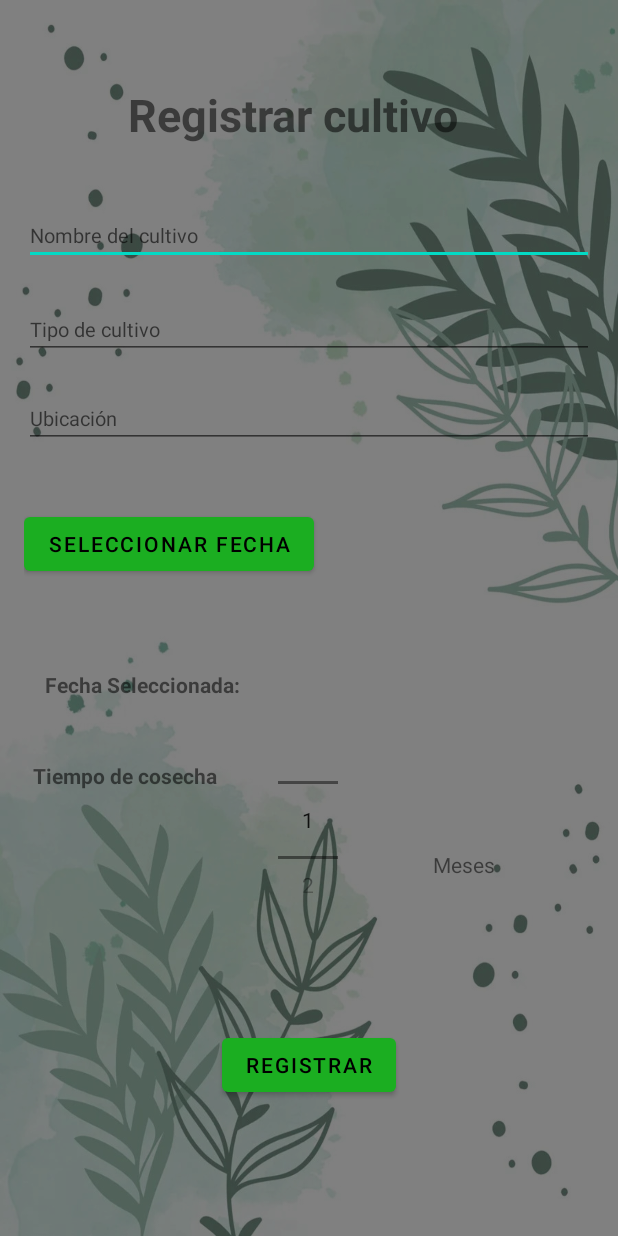
After one commit to karen744/NavigationDrawer_AgroInt, an Android app: the fragment CropsFragment shown on its own in the app's theme, on a phone screen of 412 x 824 dp. The commit adds this screen. Run offline under Robolectric (Android 15) with nearby library versions, the phone set to English and light mode, and no system bars; our stand-ins replace Firebase (no records; nobody signed in at launch, a user with empty details on screens opened directly).

Commit message:
estilo y crops

```diff
--- /dev/null
+++ b/app/src/main/java/co/ude/udenar/agroint/ui/crops/CropsFragment.kt
@@ -0,0 +1,131 @@
+package co.ude.udenar.agroint.ui.crops
+
+import android.app.DatePickerDialog
+import android.os.Bundle
+import android.view.LayoutInflater
+import android.view.View
+import android.view.ViewGroup
+import androidx.fragment.app.Fragment
+import co.ude.udenar.agroint.databinding.FragmentCropsBinding
+import com.google.firebase.auth.FirebaseAuth
+import com.google.firebase.firestore.FirebaseFirestore
+import java.util.Calendar
+import android.widget.Toast
+import android.util.Log
+
+class CropsFragment : Fragment() {
+
+    private lateinit var binding: FragmentCropsBinding
+    private var selectedDate: Calendar = Calendar.getInstance()
+    private lateinit var mAuth: FirebaseAuth
+    private lateinit var db: FirebaseFirestore
+
+    override fun onCreateView(
+        inflater: LayoutInflater, container: ViewGroup?,
+        savedInstanceState: Bundle?
+    ): View? {
+        binding = FragmentCropsBinding.inflate(inflater, container, false)
+
+        mAuth = FirebaseAuth.getInstance()
+        db = FirebaseFirestore.getInstance()
+
+        binding.numberPickerHarvestTime.minValue = 1
+        binding.numberPickerHarvestTime.maxValue = 15
+        binding.numberPickerHarvestTime.wrapSelectorWheel = false
+        return binding.root
+    }
+
+    override fun onViewCreated(view: View, savedInstanceState: Bundle?) {
+        super.onViewCreated(view, savedInstanceState)
+
+        // Configurar el OnClickListener para el botón de selección de fecha
+        binding.btnSelectDate.setOnClickListener {
+            showDatePicker()
+        }
+
+        // Configurar el OnClickListener para el botón de registro de cultivos
+        binding.btnRegisterCrops.setOnClickListener {
+            registerCrops()
+        }
+        // Otro código para el registro de cultivos
+    }
+
+    private fun showDatePicker() {
+        val datePickerDialog = DatePickerDialog(
+            requireContext(),
+            DatePickerDialog.OnDateSetListener { _, year, month, dayOfMonth ->
+                // Actualizar la fecha seleccionada
+                selectedDate.set(Calendar.YEAR, year)
+                selectedDate.set(Calendar.MONTH, month)
+                selectedDate.set(Calendar.DAY_OF_MONTH, dayOfMonth)
+
+                // Actualizar el TextView con la fecha seleccionada
+                updateDateTextView()
+            },
+            selectedDate.get(Calendar.YEAR),
+            selectedDate.get(Calendar.MONTH),
+            selectedDate.get(Calendar.DAY_OF_MONTH)
+        )
+
+        // Muestra el DatePickerDialog
+        datePickerDialog.show()
+    }
+
+    private fun updateDateTextView() {
+        // Formatear la fecha y mostrarla en el TextView
+        val formattedDate =
+            android.text.format.DateFormat.format("dd/MM/yyyy", selectedDate)
+        binding.tvSelectedDate.text = formattedDate
+    }
+
+    private fun registerCrops() {
+        // Datos del cultivo
+        val nombreCultivo = binding.textFieldNombreCultivo.text.toString()
+        val tipoCultivo = binding.textFieldTipoCultivo.text.toString()
+        val ubicacion = binding.textFieldUbicacion.text.toString()
+
+        // Formatear la fecha seleccionada
+        val formattedDate = android.text.format.DateFormat.format("dd/MM/yyyy", selectedDate)
+
+        // UID del usuario actual
+        val userId = mAuth.currentUser?.uid
+
+        // Obtén una referencia a la colección de cultivos
+        val cultivosCollection = db.collection("cultivos")
+
+        // Guardar el cultivo en Firestore
+        val cultivoData = hashMapOf(
+            "userId" to userId,
+            "nombreCultivo" to nombreCultivo,
+            "tipoCultivo" to tipoCultivo,
+            "ubicacion" to ubicacion,
+            "fechaSiembra" to formattedDate.toString() // Agregar la fecha al mapa
+        )
+
+        // Obtener el tiempo de cosecha seleccionado
+        val harvestTime = binding.numberPickerHarvestTime.value
+
+        // Agregar el tiempo de cosecha al mapa
+        cultivoData["tiempoCosecha"] = harvestTime.toString()
+
+        // Agregar un nuevo documento a la colección de cultivos
+        cultivosCollection.add(cultivoData)
+            .addOnSuccessListener {
+                Toast.makeText(
+                    requireContext(),
+                    "Cultivo registrado con éxito",
+                    Toast.LENGTH_LONG
+                ).show()
+                Log.d("CropsFragment", "Cultivo registrado con éxito")
+                // Puedes realizar alguna acción adicional después de registrar el cultivo
+            }
+            .addOnFailureListener {
+                Toast.makeText(
+                    requireContext(),
+                    "Error al registrar el cultivo",
+                    Toast.LENGTH_LONG
+                ).show()
+                Log.d("FIRESTORE", "Error: ${it.message}")
+            }
+    }
+}
--- a/app/src/main/res/layout/activity_login.xml
+++ b/app/src/main/res/layout/activity_login.xml
@@ -29,7 +29,7 @@
         android:layout_width="250dp"
         android:layout_height="59dp"
         app:boxBackgroundMode="outline"
-        app:boxStrokeColor="@color/white"
+        app:boxStrokeColor="@color/colorselector"
         app:endIconMode="clear_text"
         app:layout_constraintBottom_toBottomOf="@+id/imageBack"
         app:layout_constraintEnd_toEndOf="@+id/imageBack"
@@ -51,7 +51,7 @@
         android:layout_width="250dp"
         android:layout_height="59dp"
         app:boxBackgroundMode="outline"
-        app:boxStrokeColor="@color/white"
+        app:boxStrokeColor="@color/colorselector"
         app:endIconCheckable="false"
         app:endIconMode="password_toggle"
         app:layout_constraintBottom_toBottomOf="@+id/imageBack"
--- /dev/null
+++ b/app/src/main/res/layout/fragment_crops.xml
@@ -0,0 +1,143 @@
+<?xml version="1.0" encoding="utf-8"?>
+<androidx.constraintlayout.widget.ConstraintLayout
+    xmlns:android="http://schemas.android.com/apk/res/android"
+    xmlns:app="http://schemas.android.com/apk/res-auto"
+    xmlns:tools="http://schemas.android.com/tools"
+    android:layout_width="match_parent"
+    android:layout_height="match_parent"
+    android:background="@drawable/image"
+    android:padding="16dp">
+
+    <TextView
+        android:id="@+id/tvTitle"
+        android:layout_width="wrap_content"
+        android:layout_height="wrap_content"
+        android:text="Registrar cultivo"
+        android:textStyle="bold"
+        android:textSize="30dp"
+        app:layout_constraintBottom_toBottomOf="parent"
+        app:layout_constraintEnd_toEndOf="parent"
+        app:layout_constraintHorizontal_bias="0.436"
+        app:layout_constraintStart_toStartOf="parent"
+        app:layout_constraintTop_toTopOf="parent"
+        app:layout_constraintVertical_bias="0.053" />
+
+    <com.google.android.material.textfield.TextInputEditText
+        android:id="@+id/textFieldNombreCultivo"
+        android:layout_width="match_parent"
+        android:layout_height="wrap_content"
+        android:hint="Nombre del cultivo"
+        android:inputType="text"
+        android:textColor="@color/white"
+        android:textSize="13sp"
+        app:layout_constraintBottom_toBottomOf="parent"
+        app:layout_constraintEnd_toEndOf="parent"
+        app:layout_constraintHorizontal_bias="1.0"
+        app:layout_constraintStart_toStartOf="parent"
+        app:layout_constraintTop_toBottomOf="@+id/tvTitle"
+        app:layout_constraintVertical_bias="0.061" />
+
+    <com.google.android.material.textfield.TextInputEditText
+        android:id="@+id/textFieldTipoCultivo"
+        android:layout_width="match_parent"
+        android:layout_height="wrap_content"
+        android:hint="Tipo de cultivo"
+        android:inputType="text"
+        android:textColor="@color/white"
+        android:textSize="13sp"
+        app:layout_constraintBottom_toBottomOf="parent"
+        app:layout_constraintEnd_toEndOf="parent"
+        app:layout_constraintStart_toStartOf="parent"
+        app:layout_constraintTop_toBottomOf="@+id/textFieldNombreCultivo"
+        app:layout_constraintVertical_bias="0.039" />
+
+    <com.google.android.material.textfield.TextInputEditText
+        android:id="@+id/textFieldUbicacion"
+        android:layout_width="match_parent"
+        android:layout_height="wrap_content"
+        android:layout_marginTop="20dp"
+        android:hint="Ubicación"
+        android:inputType="text"
+        android:textColor="@color/white"
+        android:textSize="13sp"
+        app:layout_constraintBottom_toBottomOf="parent"
+        app:layout_constraintEnd_toEndOf="parent"
+        app:layout_constraintStart_toStartOf="parent"
+        app:layout_constraintTop_toBottomOf="@+id/textFieldTipoCultivo"
+        app:layout_constraintVertical_bias="0.0" />
+
+    <Button
+        android:id="@+id/btnSelectDate"
+        android:layout_width="wrap_content"
+        android:layout_height="wrap_content"
+        android:layout_marginTop="40dp"
+        android:text="Seleccionar Fecha"
+        app:layout_constraintBottom_toBottomOf="parent"
+        app:layout_constraintEnd_toEndOf="parent"
+        app:layout_constraintHorizontal_bias="0.0"
+        app:layout_constraintStart_toStartOf="parent"
+        app:layout_constraintTop_toBottomOf="@+id/textFieldUbicacion"
+        app:layout_constraintVertical_bias="0.0" />
+
+    <TextView
+        android:id="@+id/tvSelectedDate"
+        android:layout_width="wrap_content"
+        android:layout_height="wrap_content"
+        android:layout_marginTop="60dp"
+        android:text="Fecha Seleccionada: "
+        android:textStyle="bold"
+        app:layout_constraintBottom_toBottomOf="parent"
+        app:layout_constraintEnd_toEndOf="parent"
+        app:layout_constraintHorizontal_bias="0.057"
+        app:layout_constraintStart_toStartOf="parent"
+        app:layout_constraintTop_toBottomOf="@+id/btnSelectDate"
+        app:layout_constraintVertical_bias="0.0" />
+
+    <NumberPicker
+        android:id="@+id/numberPickerHarvestTime"
+        android:layout_width="40dp"
+        android:layout_height="129dp"
+        android:layout_marginTop="16dp"
+        app:layout_constraintBottom_toBottomOf="parent"
+        app:layout_constraintEnd_toEndOf="parent"
+        app:layout_constraintHorizontal_bias="0.498"
+        app:layout_constraintStart_toStartOf="parent"
+        app:layout_constraintTop_toBottomOf="@id/tvSelectedDate"
+        app:layout_constraintVertical_bias="0.0" />
+
+    <Button
+        android:id="@+id/btnRegisterCrops"
+        android:layout_width="wrap_content"
+        android:layout_height="wrap_content"
+        android:text="Registrar"
+        app:layout_constraintBottom_toBottomOf="parent"
+        app:layout_constraintEnd_toEndOf="parent"
+        app:layout_constraintStart_toStartOf="parent"
+        app:layout_constraintTop_toBottomOf="@+id/numberPickerHarvestTime" />
+
+    <TextView
+        android:id="@+id/tvMonths"
+        android:layout_width="wrap_content"
+        android:layout_height="wrap_content"
+        android:text="Meses"
+        app:layout_constraintBottom_toBottomOf="parent"
+        app:layout_constraintEnd_toEndOf="parent"
+        app:layout_constraintHorizontal_bias="0.489"
+        app:layout_constraintStart_toEndOf="@+id/numberPickerHarvestTime"
+        app:layout_constraintTop_toTopOf="parent"
+        app:layout_constraintVertical_bias="0.713" />
+
+    <TextView
+        android:id="@+id/tvHarvestTime"
+        android:layout_width="wrap_content"
+        android:layout_height="wrap_content"
+        android:text="Tiempo de cosecha"
+        android:textStyle="bold"
+        app:layout_constraintBottom_toBottomOf="parent"
+        app:layout_constraintEnd_toStartOf="@+id/numberPickerHarvestTime"
+        app:layout_constraintHorizontal_bias="0.125"
+        app:layout_constraintStart_toStartOf="parent"
+        app:layout_constraintTop_toBottomOf="@+id/tvSelectedDate"
+        app:layout_constraintVertical_bias="0.129" />
+
+</androidx.constraintlayout.widget.ConstraintLayout>
--- a/app/src/main/res/menu/activity_main_drawer.xml
+++ b/app/src/main/res/menu/activity_main_drawer.xml
@@ -21,6 +21,10 @@
             android:id="@+id/nav_ingenieros"
             android:icon="@drawable/ing_agronomo"
             android:title="Información Ingenieros"/>
+        <item
+            android:id="@+id/nav_crops"
+            android:icon="@drawable/ing_agronomo"
+            android:title="Registrar cultivos"/>
 
     </group>
 </menu>
--- a/app/src/main/res/values-night/themes.xml
+++ b/app/src/main/res/values-night/themes.xml
@@ -2,7 +2,7 @@
     <!-- Base application theme. -->
     <style name="Theme.AgroInt" parent="Theme.MaterialComponents.DayNight.DarkActionBar">
         <!-- Primary brand color. -->
-        <item name="colorPrimary">@color/purple_200</item>
+        <item name="colorPrimary">#1BAE21</item>
         <item name="colorPrimaryVariant">@color/purple_700</item>
         <item name="colorOnPrimary">@color/black</item>
         <!-- Secondary brand color. -->
@@ -12,6 +12,7 @@
         <!-- Status bar color. -->
         <item name="android:statusBarColor">?attr/colorPrimaryVariant</item>
         <!-- Customize your theme here. -->
+        <item name="android:windowFullscreen">true</item>
         <item name="windowActionBar">false</item>
         <item name="windowNoTitle">true</item>
     </style>
--- a/app/src/main/res/values/colors.xml
+++ b/app/src/main/res/values/colors.xml
@@ -7,6 +7,7 @@
     <color name="teal_700">#FF018786</color>
     <color name="black">#FF000000</color>
     <color name="white">#FFFFFFFF</color>
+    <color name="blue_one">#084D6E</color>
 
     <style name="inicio">
         <item name="android:textColor"> @drawable/background_color
--- a/app/src/main/res/values/strings.xml
+++ b/app/src/main/res/values/strings.xml
@@ -11,4 +11,6 @@
     <string name="menu_gallery">Cultivos</string>
     <string name="menu_slideshow">Plantas</string>
     <string name="menu_ingenieros">Ingenieros</string>
+    <!-- TODO: Remove or change this placeholder text -->
+    <string name="hello_blank_fragment">Hello blank fragment</string>
 </resources>
--- a/app/src/main/res/values/themes.xml
+++ b/app/src/main/res/values/themes.xml
@@ -2,16 +2,17 @@
     <!-- Base application theme. -->
     <style name="Theme.AgroInt" parent="Theme.MaterialComponents.DayNight.DarkActionBar">
         <!-- Primary brand color. -->
-        <item name="colorPrimary">@color/purple_500</item>
+        <item name="colorPrimary">#1BAE21</item>
         <item name="colorPrimaryVariant">@color/purple_700</item>
-        <item name="colorOnPrimary">@color/white</item>
+        <item name="colorOnPrimary">@color/black</item>
         <!-- Secondary brand color. -->
         <item name="colorSecondary">@color/teal_200</item>
-        <item name="colorSecondaryVariant">@color/teal_700</item>
+        <item name="colorSecondaryVariant">@color/teal_200</item>
         <item name="colorOnSecondary">@color/black</item>
         <!-- Status bar color. -->
         <item name="android:statusBarColor">?attr/colorPrimaryVariant</item>
         <!-- Customize your theme here. -->
+        <item name="android:windowFullscreen">true</item>
         <item name="windowActionBar">false</item>
         <item name="windowNoTitle">true</item>
     </style>
```
Also changed, not shown: app/src/main/java/co/ude/udenar/agroint/ui/crops/CropsViewModel.kt (added, +13 -0 lines), app/src/main/res/color/colorselector.xml (added, +7 -0 lines), app/src/main/res/navigation/mobile_navigation.xml (+7 -2 lines).
